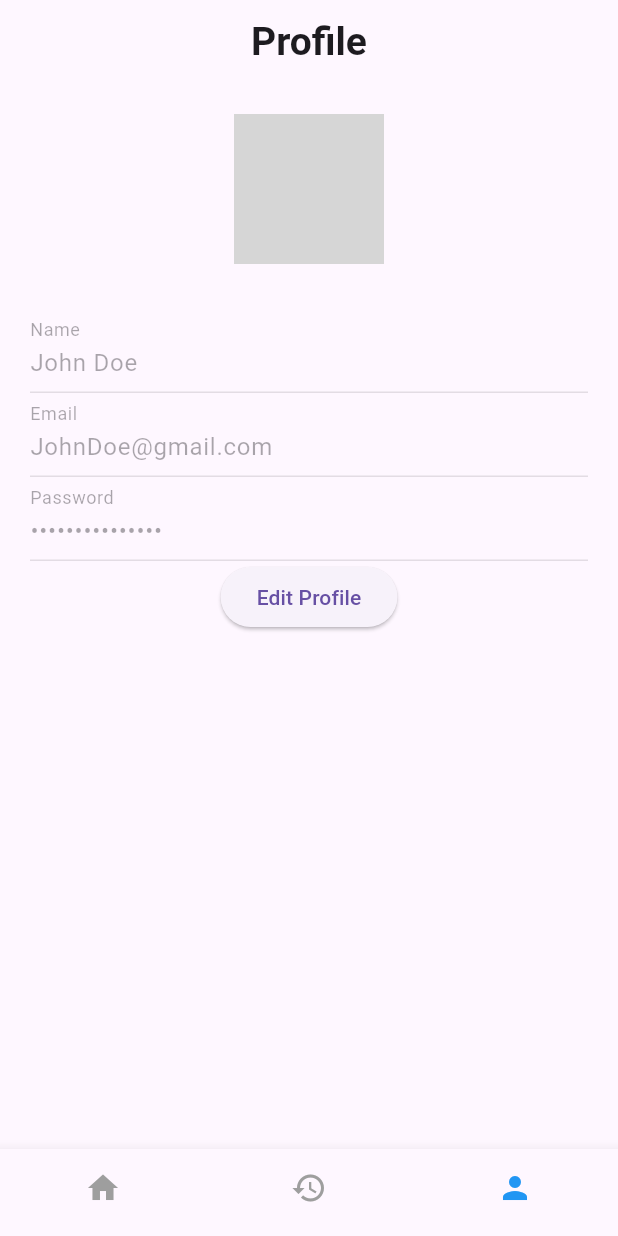
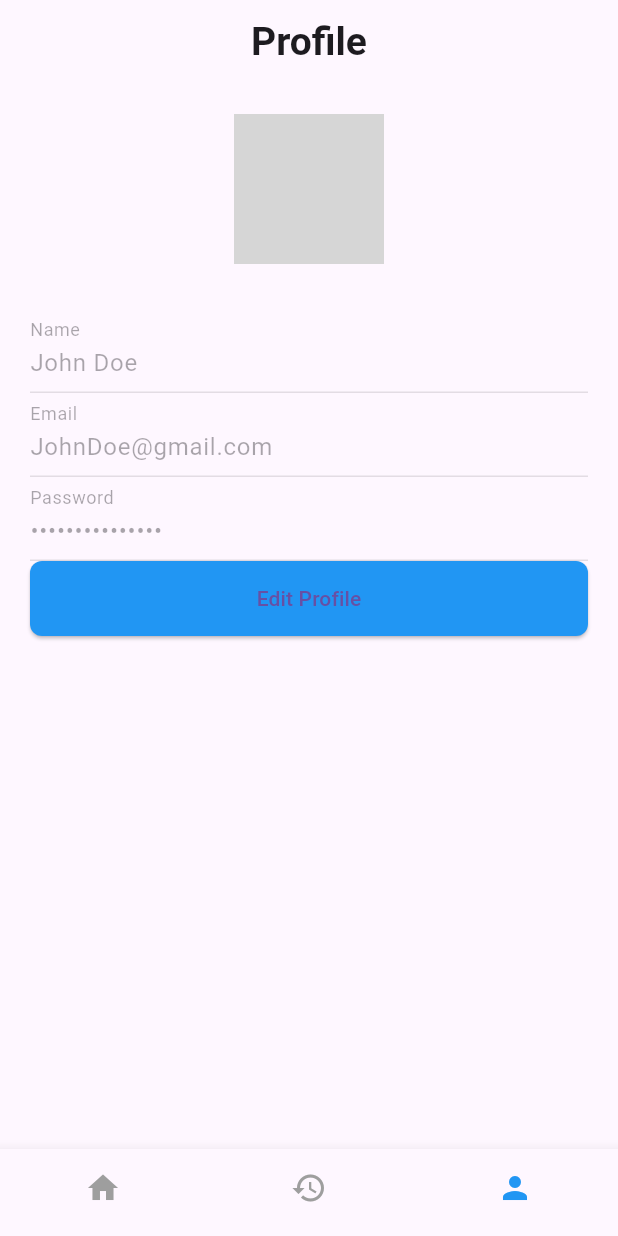
Before and after one commit to AliAljawad/Sign-Speak-Front, a Flutter app: the screen it shows after launch, item 3 of the bottom bar chosen, on a phone screen of 412 x 824 dp. Run offline on Flutter 3.47's test engine with Material 3 defaults, Android fonts, the phone set to English and light mode, and no system bars; our stand-ins replace camera; network calls fail; grey boxes are pictures that could not be loaded.

Commit message:
added styling to the Edit Profile button

```diff
--- a/lib/screens/profile_screen.dart
+++ b/lib/screens/profile_screen.dart
@@ -61,6 +61,14 @@ void _toggleEdit() {
     ),
     ElevatedButton(
   onPressed: _toggleEdit,
+  style: ElevatedButton.styleFrom(
+    backgroundColor: Colors.blue,
+    padding: const EdgeInsets.symmetric(vertical: 15),
+    minimumSize: const Size(double.infinity, 0),
+    shape: RoundedRectangleBorder(
+      borderRadius: BorderRadius.circular(8),
+    ),
+  ),
   child: Text(_isEditing ? 'Save changes' : 'Edit Profile'),
 )
   ],
```
